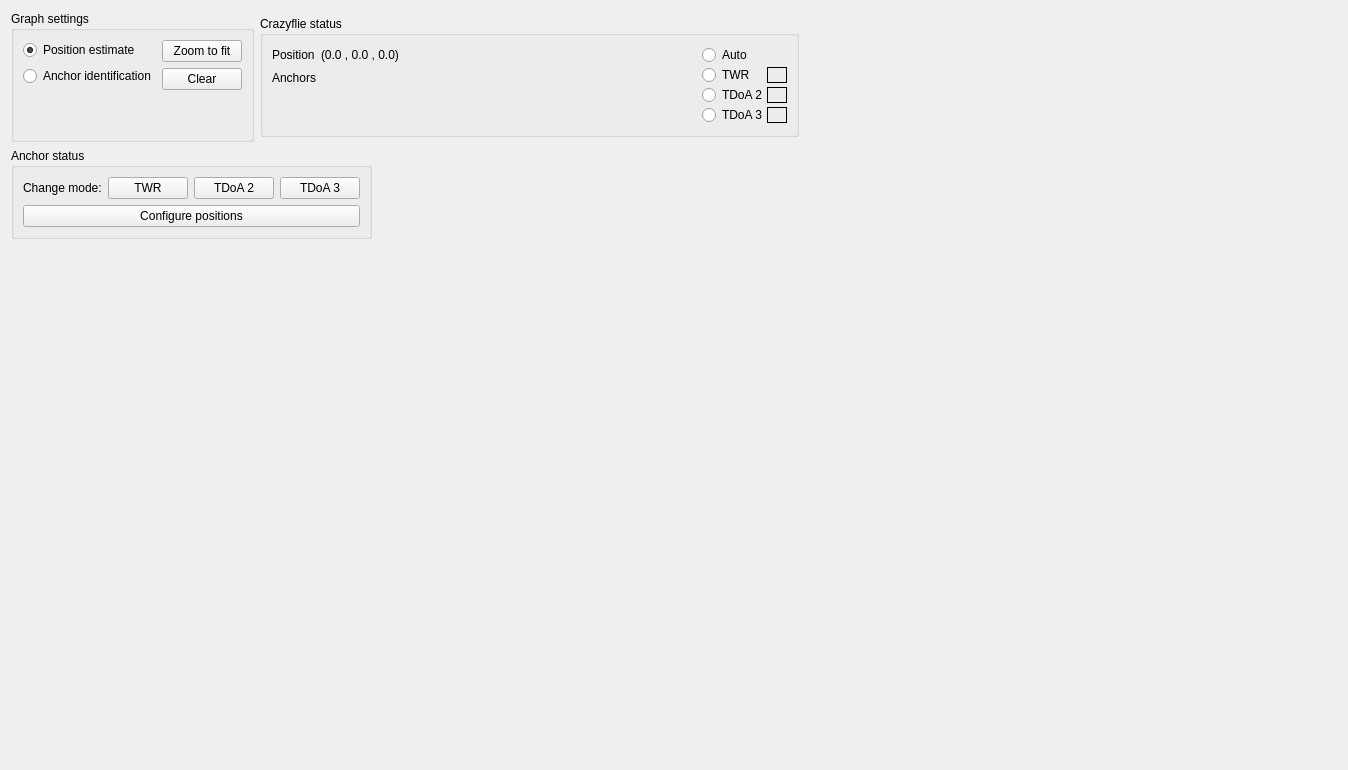
The window that src/cfclient/ui/tabs/locopositioning_tab.ui (bitcraze/crazyflie-clients-python) describes before a commit, drawn with Qt 5.
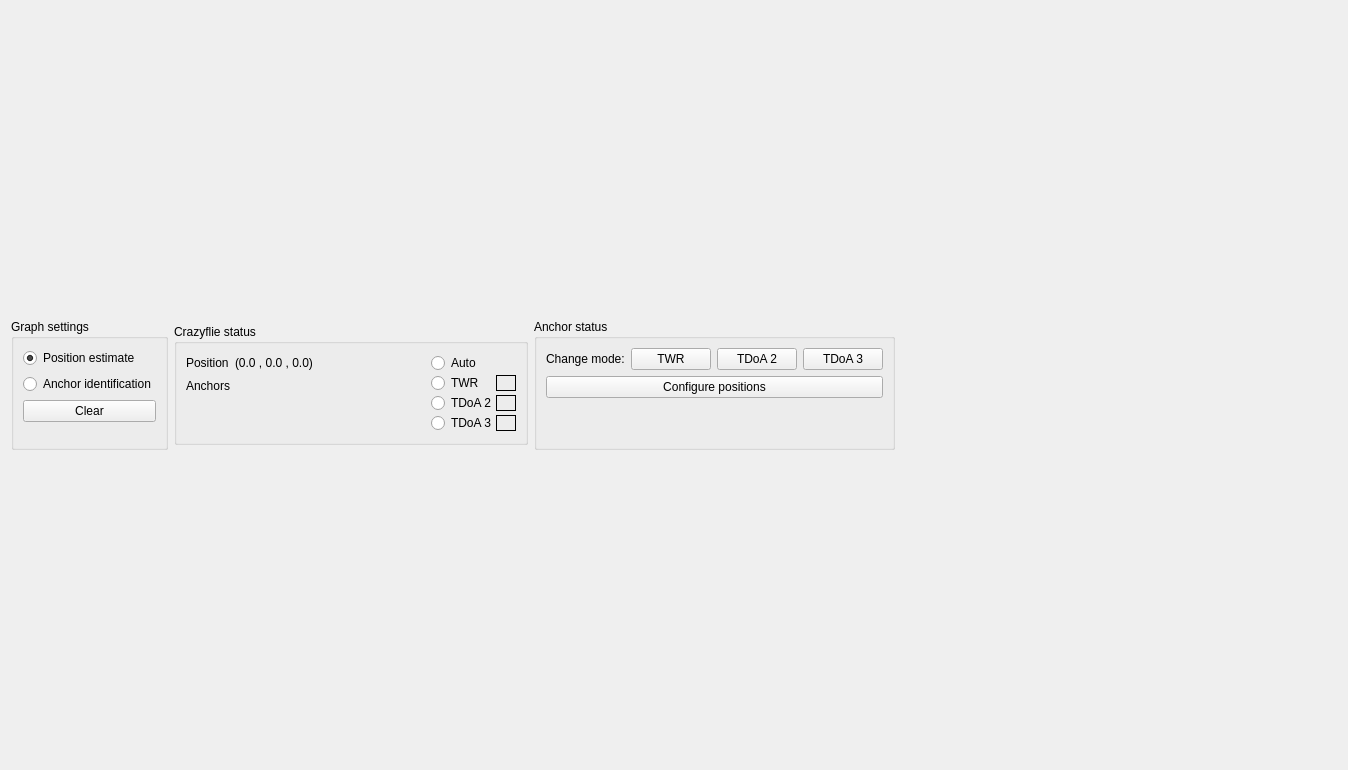
The same window after the commit.

Commit message: #449 Changed the 2D views in the LPS tab to a 3D view.

```diff
--- a/src/cfclient/ui/tabs/locopositioning_tab.ui
+++ b/src/cfclient/ui/tabs/locopositioning_tab.ui
@@ -26,7 +26,7 @@
       <layout class="QVBoxLayout" name="_plot_top_left_layout"/>
      </item>
      <item row="0" column="1">
-      <layout class="QVBoxLayout" name="_inputLayout" stretch="0,0,1">
+      <layout class="QVBoxLayout" name="_inputLayout" stretch="0">
        <property name="spacing">
         <number>-1</number>
        </property>
@@ -37,6 +37,12 @@
          </property>
          <item>
           <widget class="QGroupBox" name="groupBox_2">
+           <property name="sizePolicy">
+            <sizepolicy hsizetype="Maximum" vsizetype="Maximum">
+             <horstretch>0</horstretch>
+             <verstretch>0</verstretch>
+            </sizepolicy>
+           </property>
            <property name="title">
             <string>Graph settings</string>
            </property>
@@ -66,30 +72,6 @@
                  </widget>
                 </item>
                 <item>
-                 <spacer name="verticalSpacer_2">
-                  <property name="orientation">
-                   <enum>Qt::Vertical</enum>
-                  </property>
-                  <property name="sizeHint" stdset="0">
-                   <size>
-                    <width>20</width>
-                    <height>40</height>
-                   </size>
-                  </property>
-                 </spacer>
-                </item>
-               </layout>
-              </item>
-              <item>
-               <layout class="QVBoxLayout" name="verticalLayout_7">
-                <item>
-                 <widget class="QPushButton" name="_show_all_button">
-                  <property name="text">
-                   <string>Zoom to fit</string>
-                  </property>
-                 </widget>
-                </item>
-                <item>
                  <widget class="QPushButton" name="_clear_anchors_button">
                   <property name="text">
                    <string>Clear</string>
@@ -97,7 +79,7 @@
                  </widget>
                 </item>
                 <item>
-                 <spacer name="verticalSpacer_3">
+                 <spacer name="verticalSpacer_2">
                   <property name="orientation">
                    <enum>Qt::Vertical</enum>
                   </property>
@@ -119,7 +101,7 @@
          <item>
           <widget class="QGroupBox" name="groupBox_4">
            <property name="sizePolicy">
-            <sizepolicy hsizetype="Preferred" vsizetype="Maximum">
+            <sizepolicy hsizetype="Maximum" vsizetype="Maximum">
              <horstretch>0</horstretch>
              <verstretch>0</verstretch>
             </sizepolicy>
@@ -368,29 +350,12 @@
           </widget>
          </item>
          <item>
-          <spacer name="horizontalSpacer_2">
-           <property name="orientation">
-            <enum>Qt::Horizontal</enum>
-           </property>
-           <property name="sizeHint" stdset="0">
-            <size>
-             <width>40</width>
-             <height>20</height>
-            </size>
-           </property>
-          </spacer>
-         </item>
-        </layout>
-       </item>
-       <item>
-        <layout class="QHBoxLayout" name="horizontalLayout_5">
-         <item>
           <widget class="QGroupBox" name="groupBox">
            <property name="enabled">
             <bool>true</bool>
            </property>
            <property name="sizePolicy">
-            <sizepolicy hsizetype="Maximum" vsizetype="Minimum">
+            <sizepolicy hsizetype="Maximum" vsizetype="Maximum">
              <horstretch>0</horstretch>
              <verstretch>0</verstretch>
             </sizepolicy>
@@ -451,11 +416,24 @@
               </item>
              </layout>
             </item>
+            <item>
+             <spacer name="verticalSpacer">
+              <property name="orientation">
+               <enum>Qt::Vertical</enum>
+              </property>
+              <property name="sizeHint" stdset="0">
+               <size>
+                <width>20</width>
+                <height>40</height>
+               </size>
+              </property>
+             </spacer>
+            </item>
            </layout>
           </widget>
          </item>
          <item>
-          <spacer name="horizontalSpacer">
+          <spacer name="horizontalSpacer_2">
            <property name="orientation">
             <enum>Qt::Horizontal</enum>
            </property>
@@ -469,19 +447,6 @@
          </item>
         </layout>
        </item>
-       <item>
-        <spacer name="verticalSpacer">
-         <property name="orientation">
-          <enum>Qt::Vertical</enum>
-         </property>
-         <property name="sizeHint" stdset="0">
-          <size>
-           <width>20</width>
-           <height>0</height>
-          </size>
-         </property>
-        </spacer>
-       </item>
       </layout>
      </item>
      <item row="1" column="1">
```
The commit also changes 2 other files.
